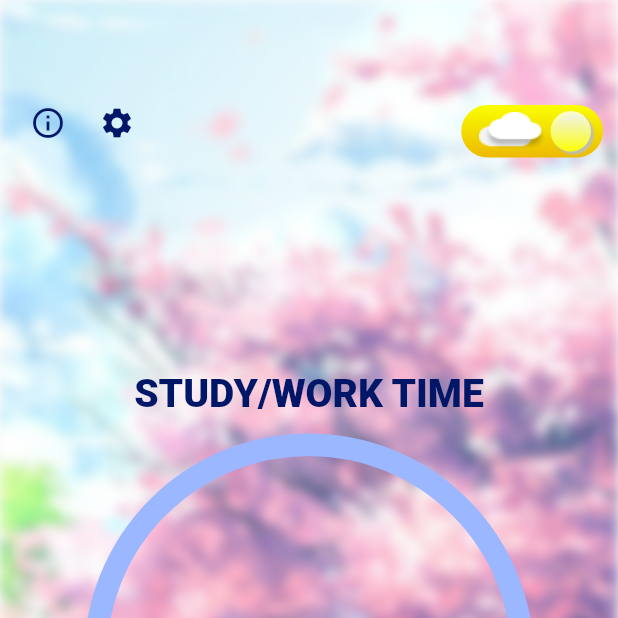
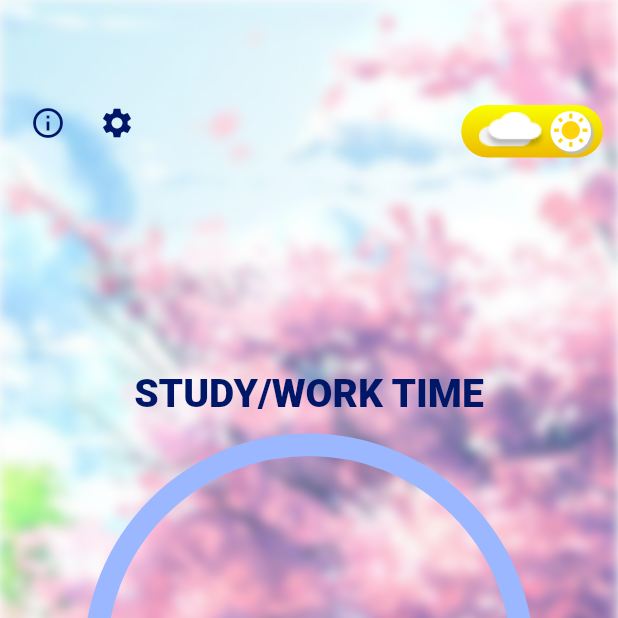
Before and after one commit to feliper2002/anime-work-TiMa, a Flutter app: the screen it shows after launch, on a phone screen of 412 x 824 dp, the top half of it. Run offline on Flutter 3.47's test engine with Material 2 defaults, Android fonts, the phone set to English and light mode, and no system bars; drawn by our look-alikes of percent_indicator; our stand-ins replace flutter_mobx, flutter_modular, mobx, shared_preferences; generated files the repository leaves out were written again.

Commit message:
Switch customization

```diff
--- a/lib/modules/home/presenter/widgets/custom_switch.dart
+++ b/lib/modules/home/presenter/widgets/custom_switch.dart
@@ -38,13 +38,7 @@ class _CustomSwitchState extends State<CustomSwitch> {
             height: size,
             width: size,
             decoration: BoxDecoration(
-              gradient: LinearGradient(
-                begin: Alignment.bottomCenter,
-                end: Alignment.topCenter,
-                colors: !widget.mode!
-                    ? AppColors.daySwitchSnap
-                    : AppColors.nightSwitchSnap,
-              ),
+              color: Colors.white,
               shape: BoxShape.circle,
               boxShadow: [
                 BoxShadow(
@@ -53,6 +47,12 @@ class _CustomSwitchState extends State<CustomSwitch> {
                   blurRadius: .6,
                 ),
               ],
+            ),
+            child: Icon(
+              widget.mode! ? Icons.wb_sunny : Icons.nightlight,
+              color: (widget.mode!
+                  ? AppColors.switchSunColor
+                  : AppColors.switchMoonColor),
             ),
           ),
         ),
--- a/lib/shared/theme/colors.dart
+++ b/lib/shared/theme/colors.dart
@@ -15,9 +15,12 @@ class AppColors {
   static Color get actionButtonColorLight => Color(0xFFEEF1FC);
   static Color get actionButtonColorDark => Color(0xFF446DFF);
 
+  static Color get switchSunColor => Color(0xFFFFD20B);
+  static Color get switchMoonColor => Color(0xff001767);
+
   static List<Color> get daySwitchBg => [Color(0xffFAFF00), Color(0xffEDB900)];
   static List<Color> get nightSwitchBg =>
-      [Color(0xff3431D2), Color(0xff02004E)];
+      [Color(0xFF15153F), Color(0xFF040072)];
 
   static List<Color> get daySwitchSnap =>
       [Color(0xff001767), Colors.blueGrey.withOpacity(.2)];
```
